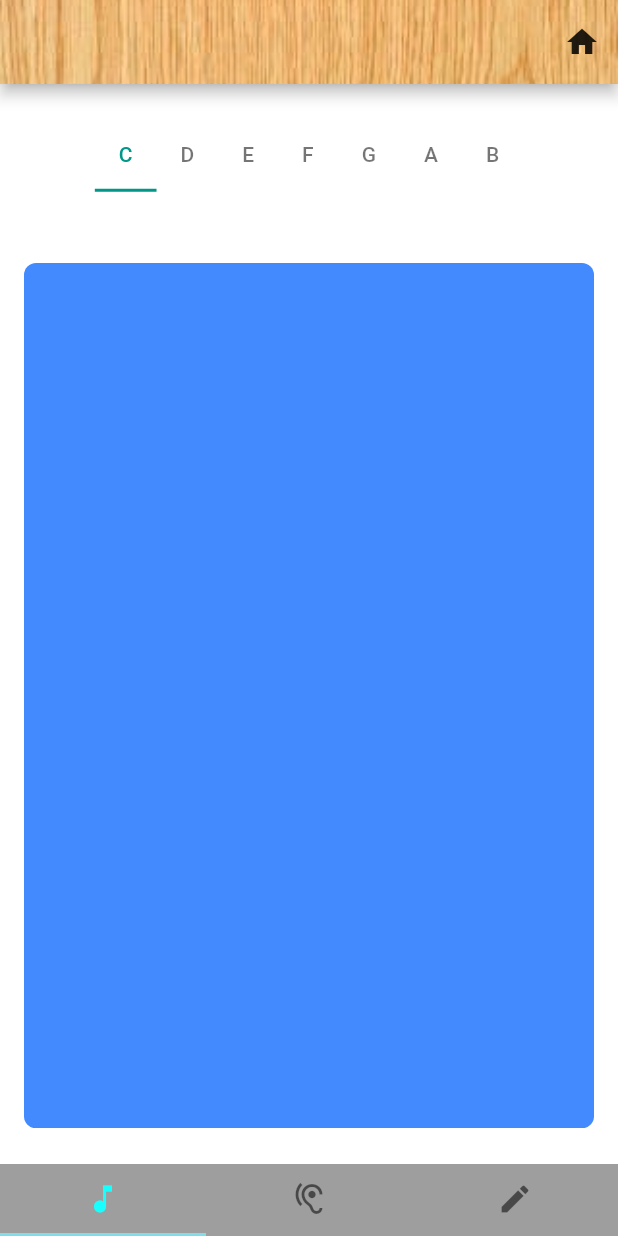
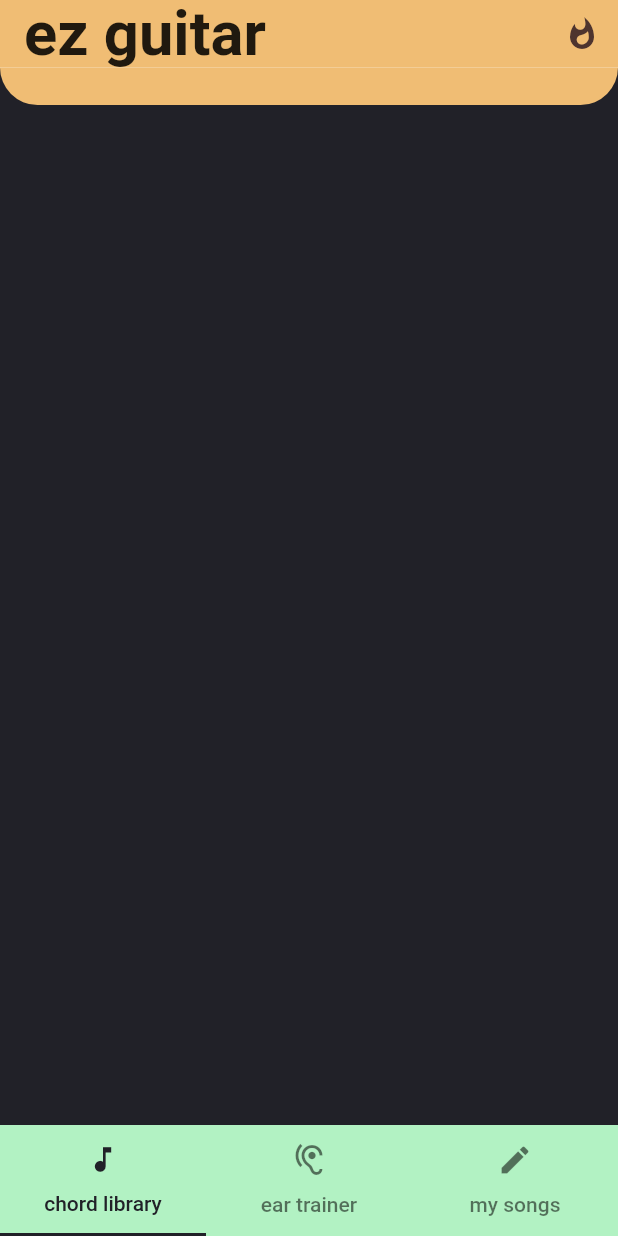
Before and after one commit to kobemhlee/chord_app, a Flutter app: the screen it shows after launch, on a phone screen of 412 x 824 dp. Run offline on Flutter 3.47's test engine with Material 2 defaults, Android fonts, the light colour scheme and no system bars; our stand-ins replace audioplayers, getflutter.

Commit message:
Major thematic adjustments -- closer to desired end product

```diff
--- a/lib/main.dart
+++ b/lib/main.dart
@@ -8,11 +8,11 @@ class MyApp extends StatelessWidget {
   @override
   Widget build(BuildContext context) {
     return MaterialApp(
-      title: 'Nested Tab Bar Demo',
+      title: 'Home Page',
       theme: ThemeData(
         primarySwatch: Colors.teal,
       ),
-      home: MyHomePage(title: 'Nested Tab Bar Demo Page'),
+      home: MyHomePage(title: 'Home'),
     );
   }
 }
@@ -44,53 +44,88 @@ class _MyHomePageState extends State<MyHomePage> with TickerProviderStateMixin {
 
   @override
   Widget build(BuildContext context) {
-    return Scaffold(
-      backgroundColor: Colors.white,
-      appBar: AppBar(
-        flexibleSpace: Image(
-          image: AssetImage('assets/wood.JPG'),
-          fit: BoxFit.cover,
+    return MaterialApp(
+      home: DefaultTabController(
+          length: 3,
+          child: new Scaffold(
+            body: Stack(
+              children: <Widget>[
+                TabBarView(
+                  children: [
+                    new Container(
+                      color: Color(0xff212128),
+                    ),
+                    new Container(
+                      color: Colors.orange,
+                    ),
+                    MySongs()
+                  ],
+                  controller: _tabController,
+                ),
+                Container(
+                  height: 25,
+                  decoration: BoxDecoration(
+                    borderRadius: BorderRadius.only(
+                      bottomLeft: Radius.circular(50),
+                      bottomRight: Radius.circular(50),
+                    ),
+                    color: Color(0xffF0BD74),
+                  ),
+                )
+              ]
+            ),
+            appBar: PreferredSize(
+              preferredSize: Size.fromHeight(45.0),
+              child: AppBar(
+                elevation: 0,
+                title: Align(
+                    alignment: Alignment.centerLeft,
+                    child: Container(
+                      child: Text(
+                          "ez guitar", textAlign: TextAlign.left,
+                          style: TextStyle(
+                              color: Colors.black87,
+                              fontWeight: FontWeight.w600,
+                              fontSize: 41
+                          )),
+                    )
                 ),
                 actions: <Widget>[
                   IconButton(
                     icon: Icon(
-              Icons.home,
-              color: Colors.black87,
+                      Icons.whatshot,
+                      color: Colors.brown[800],
                     ),
                   )
                 ],
+                backgroundColor: Color(0xffF0BD74),
               ),
+            ),
+            backgroundColor: Colors.white,
             bottomNavigationBar: Material(
-        color: Colors.black38,
+              color: Color(0xffB2F2C3),
               child: TabBar(
                   controller: _tabController,
-            indicatorColor: Colors.cyan[200],
-            labelColor: Colors.cyanAccent,
+                  indicatorColor: Color(0xff212128),
+                  labelColor: Color(0xff212128),
                   unselectedLabelColor: Colors.black54,
                   tabs: <Widget>[
                     Tab(
-                icon: Icon(Icons.music_note),
+                      text: 'chord library',
+                      icon: Icon(Icons.music_note, size: 22),
                     ),
                     Tab(
+                      text: 'ear trainer',
                       icon: Icon(Icons.hearing),
                     ),
                     Tab(
+                      text: 'my songs',
                       icon: Icon(Icons.create),
                     ),
                   ]),
             ),
-      body: TabBarView(
-        children: <Widget>[
-          NestedTabBar(),
-
-          Center(
-            child: Text("Ear Trainer Page Goes Here"),
-          ),
-
-          MySongs()
-        ],
-        controller: _tabController,
-      ),
+          )
+        )
     );
   }
 }
```
Lines whose indentation alone changed are shown as unchanged.
